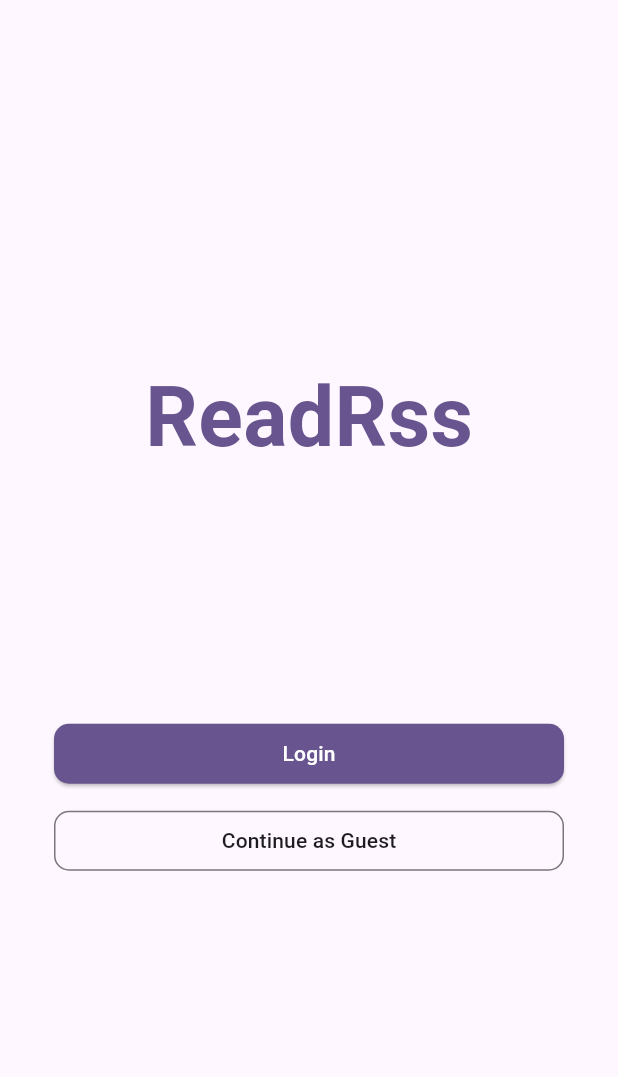
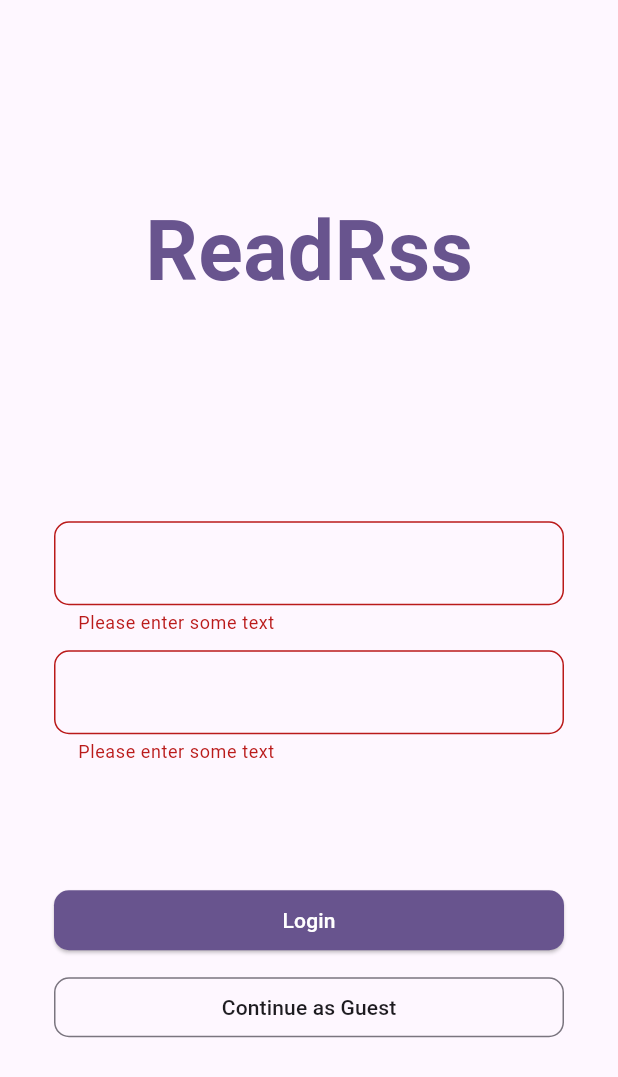
Before and after one commit to adams1mon/flutter_readerss, a Flutter app: the screen it shows after launch, after a tap on "Login", on a phone screen of 412 x 824 dp. Shown: the top 1077 px of the screen. Run offline on Flutter 3.47's test engine with Material 2 defaults, Android fonts, the phone set to English and light mode, and no system bars; Roboto replaces fonts that are missing (Arial).

Commit message:
login form

```diff
--- a/lib/pages/login_page.dart
+++ b/lib/pages/login_page.dart
@@ -1,5 +1,6 @@
 import 'package:flutter/material.dart';
-import 'package:flutter_readrss/styles/colors.dart';
+import 'package:flutter/services.dart';
+import 'package:flutter_readrss/styles/styles.dart';
 
 class LoginPage extends StatelessWidget {
   const LoginPage({super.key});
@@ -8,7 +9,8 @@ class LoginPage extends StatelessWidget {
   Widget build(BuildContext context) {
     return Scaffold(
       backgroundColor: colors(context).background,
-      body: Center(
+      body: Scrollable(
+        viewportBuilder: (context, position) => Center(
           child: Column(
             mainAxisAlignment: MainAxisAlignment.center,
             children: [
@@ -20,16 +22,103 @@ class LoginPage extends StatelessWidget {
                     fontFamily: "Arial",
                   )),
               const SizedBox(
-              height: 160,
+                height: 140,
+              ),
+              const LoginForm(),
+            ],
+          ),
+        ),
+      ),
+    );
+  }
+}
+
+// Define a custom Form widget.
+class LoginForm extends StatefulWidget {
+  const LoginForm({super.key});
+
+  @override
+  LoginFormState createState() {
+    return LoginFormState();
+  }
+}
+
+class LoginFormState extends State<LoginForm> {
+  final _formKey = GlobalKey<FormState>();
+
+  final emailController = TextEditingController();
+  final passwordController = TextEditingController();
+
+  // dispose of the controller objects
+  @override
+  void dispose() {
+    emailController.dispose();
+    passwordController.dispose();
+    super.dispose();
+  }
+
+  @override
+  Widget build(BuildContext context) {
+    // Build a Form widget using the _formKey created above.
+    return Form(
+      key: _formKey,
+      child: Column(
+        mainAxisAlignment: MainAxisAlignment.center,
+        crossAxisAlignment: CrossAxisAlignment.center,
+        children: <Widget>[
+          TextFormField(
+            controller: emailController,
+            validator: (value) {
+              if (value == null || value.isEmpty) {
+                return 'Please enter some text';
+              }
+              return null;
+            },
+            decoration: const InputDecoration(
+              constraints: BoxConstraints(maxWidth: 340),
+              border: OutlineInputBorder(
+                borderRadius: BorderRadius.all(
+                  Radius.circular(BORDER_RADIUS),
+                ),
+              ),
+            ),
+          ),
+          const SizedBox(
+            height: 10,
+          ),
+          TextFormField(
+            controller: passwordController,
+            validator: (value) {
+              if (value == null || value.isEmpty) {
+                return 'Please enter some text';
+              }
+              return null;
+            },
+            decoration: const InputDecoration(
+              constraints: BoxConstraints(maxWidth: 340),
+              border: OutlineInputBorder(
+                borderRadius: BorderRadius.all(
+                  Radius.circular(BORDER_RADIUS),
+                ),
+              ),
+            ),
+          ),
+          const SizedBox(
+            height: 80
           ),
           ElevatedButton(
-              onPressed: () {},
+            onPressed: () {
+              // Validate returns true if the form is valid, or false otherwise.
+              if (_formKey.currentState!.validate()) {
+                // If the form is valid, display a snackbar. In the real world,
+                // you'd often call a server or save the information in a database.
+                ScaffoldMessenger.of(context).showSnackBar(
+                  const SnackBar(content: Text('Processing Data')),
+                );
+              }
+            },
             style: ElevatedButton.styleFrom(
-                shape: const RoundedRectangleBorder(
-                  borderRadius: BorderRadius.all(
-                    Radius.circular(10),
-                  ),
-                ),
+              shape: roundedBorders(),
               backgroundColor: colors(context).primary,
               foregroundColor: colors(context).onPrimary,
               minimumSize: const Size(340, 40),
@@ -40,13 +129,11 @@ class LoginPage extends StatelessWidget {
             height: 10,
           ),
           OutlinedButton(
-              onPressed: () {},
+            onPressed: (
+                // no validation in this case
+                ) {},
             style: OutlinedButton.styleFrom(
-                shape: const RoundedRectangleBorder(
-                  borderRadius: BorderRadius.all(
-                    Radius.circular(10),
-                  ),
-                ),
+              shape: roundedBorders(),
               backgroundColor: colors(context).surface,
               foregroundColor: colors(context).onSurface,
               minimumSize: const Size(340, 40),
@@ -55,7 +142,6 @@ class LoginPage extends StatelessWidget {
           ),
         ],
       ),
-      ),
     );
   }
 }
--- a/lib/styles/colors.dart
+++ /dev/null
@@ -1,6 +0,0 @@
-
-import 'package:flutter/material.dart';
-
-ColorScheme colors(BuildContext context) {
-  return Theme.of(context).colorScheme;
-}
--- /dev/null
+++ b/lib/styles/styles.dart
@@ -0,0 +1,18 @@
+import 'package:flutter/material.dart';
+
+ColorScheme colors(BuildContext context) {
+  return Theme.of(context).colorScheme;
+}
+
+TextTheme textTheme(BuildContext context) {
+  return Theme.of(context).textTheme;
+}
+
+const BORDER_RADIUS = 10.0;
+
+OutlinedBorder roundedBorders() {
+  return const RoundedRectangleBorder(
+      borderRadius: BorderRadius.all(
+    Radius.circular(BORDER_RADIUS),
+  ));
+}
```
Lines whose indentation alone changed are shown as unchanged.
